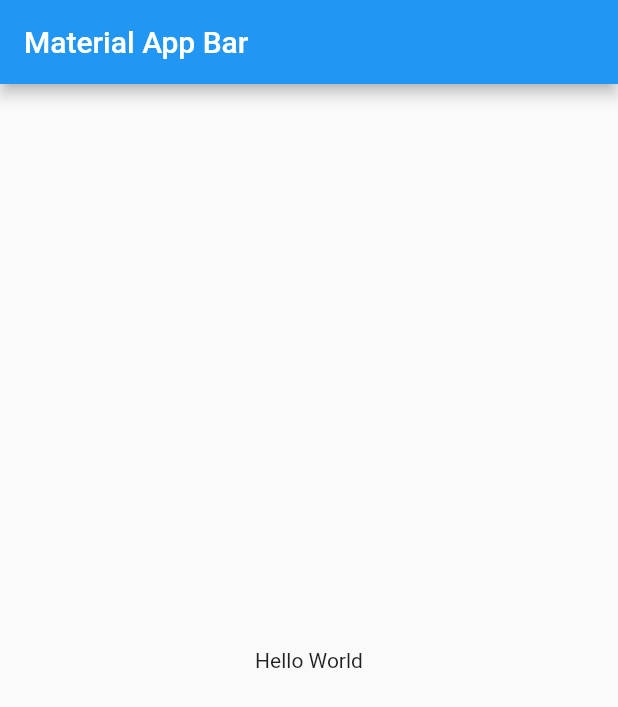
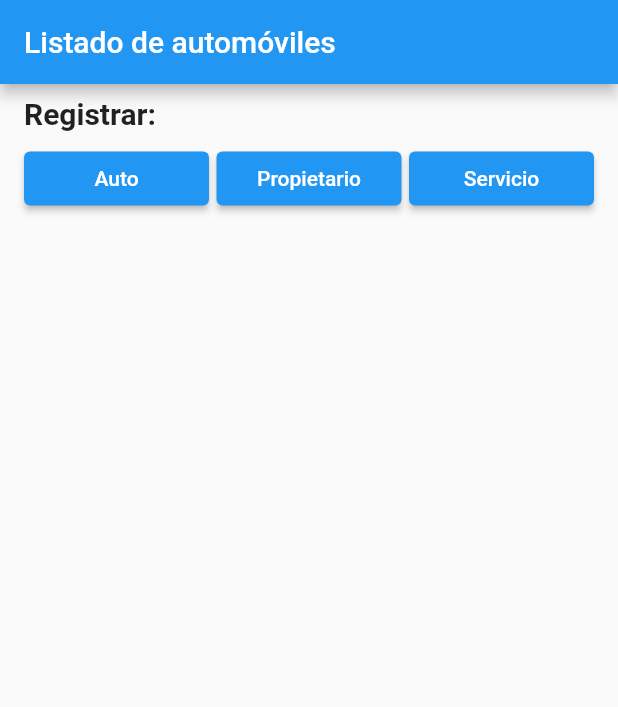
Before and after one commit to dario17159/challenge, a Flutter app: the screen it shows after launch, on a phone screen of 412 x 824 dp. Shown: the top 707 px of the screen. Run offline on Flutter 3.47's test engine with Material 2 defaults, Android fonts, the phone set to English and light mode, and no system bars; our stand-ins replace cloud_firestore, firebase_core, get; accounts and stored records are empty.

Commit message:
Comenzando a implementar registros

```diff
--- /dev/null
+++ b/lib/constants/custom_constants.dart
@@ -0,0 +1,5 @@
+class CustomConstants{
+  static const String TYPE_CAR = 'type_car';
+  static const String TYPE_OWNER = 'type_owner';
+  static const String TYPE_SERVICE = 'type_service';
+}
--- a/lib/domain/models/owner.dart
+++ b/lib/domain/models/owner.dart
@@ -2,13 +2,13 @@ import 'dart:convert';
 
 class Owner {
   Owner({
-    required this.dni,
+    this.dni,
     required this.name,
     required this.lastname,
     required this.carsPatents,
   });
 
-  final int dni;
+  int? dni;
   final String name;
   final String lastname;
   final List<String> carsPatents;
@@ -25,7 +25,6 @@ class Owner {
       );
 
   Map<String, dynamic> toMap() => {
-        "dni": dni,
         "name": name,
         "lastname": lastname,
         "carsPatents": List<dynamic>.from(carsPatents.map((x) => x)),
--- a/lib/domain/repository/api_repository.dart
+++ b/lib/domain/repository/api_repository.dart
@@ -8,7 +8,7 @@ abstract class ApiRepository {
   Future<bool> updateCarInformation(Car car); // Actualizar un auto
   Future<List<CarsOfOwner>>
       getListOfCars(); // Obtener listado de autos con sus propietarios
-  Future<CarsOfOwner> getCard(
+  Future<CarsOfOwner> getCar(
       String patent); // Obtener un auto con su respectivo propietario
 
   // Future<bool> registerNewOwner(Owner owner); // Registrar
--- a/lib/main.dart
+++ b/lib/main.dart
@@ -1,22 +1,23 @@
 import 'package:flutter/material.dart';
+import 'package:get/get.dart';
+import 'package:pickit_challenge/presentation/pages/home/home_binding.dart';
+import 'package:pickit_challenge/presentation/pages/home/home_page.dart';
+import 'package:firebase_core/firebase_core.dart';
 
-void main() => runApp(MyApp());
+void main() async {
+  WidgetsFlutterBinding.ensureInitialized();
+  await Firebase.initializeApp();
+  runApp(MyApp());
+}
 
 class MyApp extends StatelessWidget {
   @override
   Widget build(BuildContext context) {
-    return MaterialApp(
-      title: 'Material App',
-      home: Scaffold(
-        appBar: AppBar(
-          title: Text('Material App Bar'),
-        ),
-        body: Center(
-          child: Container(
-            child: Text('Hello World'),
-          ),
-        ),
-      ),
+    return GetMaterialApp(
+      debugShowCheckedModeBanner: false,
+      title: 'Pickit',
+      home: HomePage(),
+      initialBinding: HomeBinding(),
     );
   }
 }
--- /dev/null
+++ b/lib/presentation/pages/home/home_controller.dart
@@ -0,0 +1,20 @@
+import 'package:get/get.dart';
+import 'package:pickit_challenge/domain/repository/api_repository.dart';
+
+class HomeController extends GetxController {
+  final ApiRepository apiRepository;
+
+  HomeController({
+    required this.apiRepository,
+  });
+
+  @override
+  void onInit() {
+    this._getListOfCars();
+    super.onInit();
+  }
+
+  Future<void> _getListOfCars() async{
+    // await this.apiRepository.getListOfCars();
+  }
+}
--- /dev/null
+++ b/lib/presentation/pages/home/home_page.dart
@@ -0,0 +1,80 @@
+import 'package:flutter/material.dart';
+import 'package:get/get.dart';
+import 'package:pickit_challenge/constants/custom_constants.dart';
+import 'package:pickit_challenge/presentation/pages/home/home_controller.dart';
+import 'package:pickit_challenge/presentation/pages/register/register_binding.dart';
+import 'package:pickit_challenge/presentation/pages/register/register_page.dart';
+
+class HomePage extends GetWidget<HomeController> {
+  @override
+  Widget build(BuildContext context) {
+    return Scaffold(
+      appBar: AppBar(title: Text('Listado de automóviles')),
+      body: Padding(
+        padding: const EdgeInsets.symmetric(horizontal: 16),
+        child: Column(
+          crossAxisAlignment: CrossAxisAlignment.start,
+          children: [
+            SizedBox(
+              height: 8,
+            ),
+            Text(
+              'Registrar: ',
+              style: TextStyle(
+                fontWeight: FontWeight.bold,
+                fontSize: 20,
+              ),
+            ),
+            SizedBox(
+              height: 8,
+            ),
+            Row(
+              children: [
+                Expanded(
+                  child: ElevatedButton(
+                    onPressed: () {
+                      Get.to(
+                        () => RegisterPage(),
+                        binding: RegisterBinding(),
+                        arguments: CustomConstants.TYPE_CAR,
+                      );
+                    },
+                    child: Text(
+                      'Auto',
+                    ),
+                  ),
+                ),
+                SizedBox(width: 5),
+                Expanded(
+                  child: ElevatedButton(
+                    onPressed: () {
+                      Get.to(
+                        () => RegisterPage(),
+                        binding: RegisterBinding(),
+                        arguments: CustomConstants.TYPE_OWNER,
+                      );
+                    },
+                    child: Text('Propietario'),
+                  ),
+                ),
+                SizedBox(width: 5),
+                Expanded(
+                  child: ElevatedButton(
+                    onPressed: () {
+                      Get.to(
+                        () => RegisterPage(),
+                        binding: RegisterBinding(),
+                        arguments: CustomConstants.TYPE_SERVICE,
+                      );
+                    },
+                    child: Text('Servicio'),
+                  ),
+                )
+              ],
+            )
+          ],
+        ),
+      ),
+    );
+  }
+}
--- /dev/null
+++ b/lib/presentation/pages/register/register_controller.dart
@@ -0,0 +1,36 @@
+import 'package:get/get.dart';
+import 'package:pickit_challenge/constants/custom_constants.dart';
+import 'package:pickit_challenge/domain/repository/api_repository.dart';
+
+class RegisterController extends GetxController {
+  final ApiRepository apiRepository;
+
+  RegisterController({required this.apiRepository});
+
+  RxString _registerType = ''.obs;
+  RxString get getRegisterType => this._registerType;
+
+  RxString _appBarTitle = ''.obs;
+  RxString get getAppBarTitle => this._appBarTitle;
+
+  @override
+  void onInit() {
+    this._registerType.value = Get.arguments;
+    this._init();
+    super.onInit();
+  }
+
+  Future<void> _init() async {
+    switch (this._registerType.value) {
+      case CustomConstants.TYPE_CAR:
+        this._appBarTitle.value = 'Registrar automóvil';
+        break;
+      case CustomConstants.TYPE_OWNER:
+        this._appBarTitle.value = 'Registrar propietario';
+        break;
+      case CustomConstants.TYPE_SERVICE:
+        this._appBarTitle.value = 'Registrar servicio';
+        break;
+    }
+  }
+}
```
Also changed, not shown: lib/data/data_source/api_repository_impl.dart (+54 -6 lines), lib/domain/models/car.dart (+10 -7 lines), lib/presentation/pages/home/home_binding.dart (added, +14 -0 lines), lib/presentation/pages/register/register_binding.dart (added, +14 -0 lines), lib/presentation/routes/navigation.dart (added), 5 other files.
